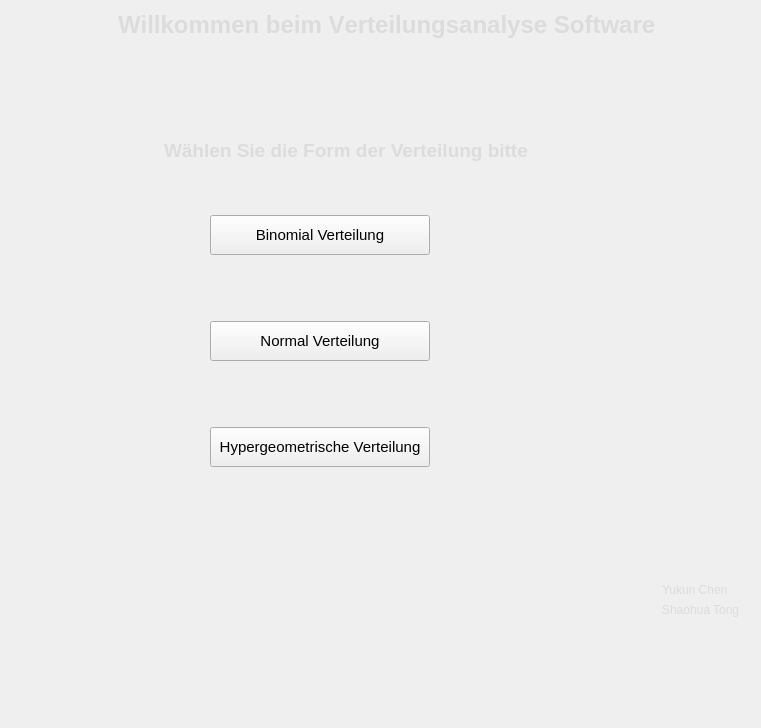
ShaohuaTong/Verteilung_Analyse, file uiView/coverWithoutBackground.ui: the form before one commit.
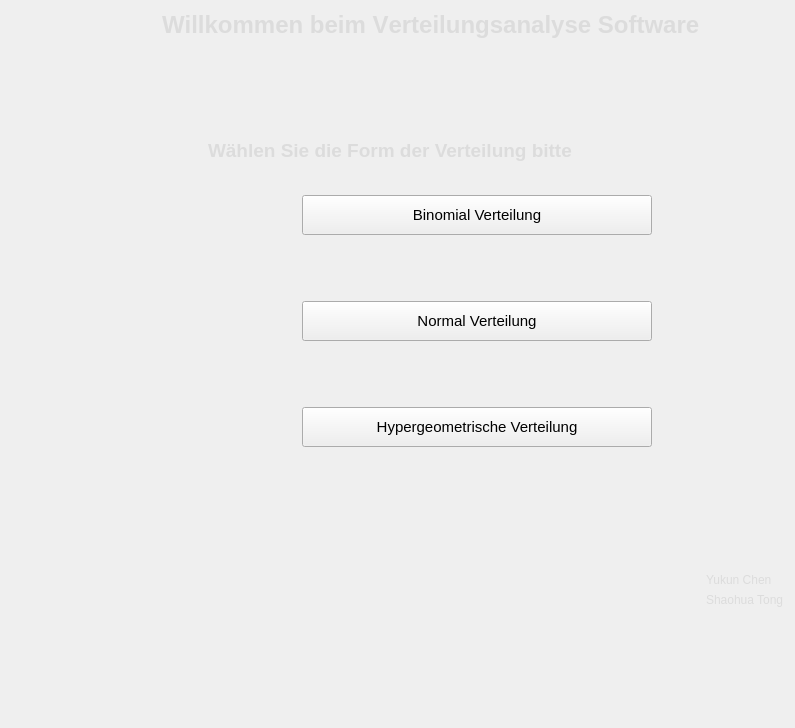
The form after the commit. Icons and pictures are not drawn.

```diff
--- a/uiView/coverWithoutBackground.ui
+++ b/uiView/coverWithoutBackground.ui
@@ -6,7 +6,7 @@
    <rect>
     <x>0</x>
     <y>0</y>
-    <width>761</width>
+    <width>795</width>
     <height>728</height>
    </rect>
   </property>
@@ -14,135 +14,20 @@
    <string>Form</string>
   </property>
   <layout class="QGridLayout" name="gridLayout">
-   <item row="0" column="0">
-    <spacer name="horizontalSpacer_10">
+   <item row="4" column="3">
+    <spacer name="verticalSpacer_2">
      <property name="orientation">
-      <enum>Qt::Horizontal</enum>
+      <enum>Qt::Vertical</enum>
      </property>
      <property name="sizeHint" stdset="0">
       <size>
-       <width>98</width>
-       <height>20</height>
+       <width>20</width>
+       <height>40</height>
       </size>
      </property>
     </spacer>
    </item>
-   <item row="0" column="1" rowspan="2" colspan="3">
-    <layout class="QFormLayout" name="formLayout">
-     <item row="2" column="0">
-      <spacer name="horizontalSpacer">
-       <property name="orientation">
-        <enum>Qt::Horizontal</enum>
-       </property>
-       <property name="sizeHint" stdset="0">
-        <size>
-         <width>40</width>
-         <height>20</height>
-        </size>
-       </property>
-      </spacer>
-     </item>
-     <item row="2" column="1">
-      <widget class="QLabel" name="label_6">
-       <property name="font">
-        <font>
-         <family>Arial</family>
-         <pointsize>14</pointsize>
-         <weight>75</weight>
-         <bold>true</bold>
-        </font>
-       </property>
-       <property name="styleSheet">
-        <string notr="true">QLabel#label_6{
-color:rgb(220, 220, 220)
-
-}</string>
-       </property>
-       <property name="text">
-        <string>Wählen Sie die Form der Verteilung bitte </string>
-       </property>
-      </widget>
-     </item>
-     <item row="0" column="0" colspan="2">
-      <widget class="QLabel" name="label_2">
-       <property name="font">
-        <font>
-         <family>Arial</family>
-         <pointsize>18</pointsize>
-         <weight>75</weight>
-         <italic>false</italic>
-         <bold>true</bold>
-         <underline>false</underline>
-         <strikeout>false</strikeout>
-         <kerning>false</kerning>
-        </font>
-       </property>
-       <property name="styleSheet">
-        <string notr="true">QLabel#label_2{
-color:rgb(220, 220, 220)
-
-}</string>
-       </property>
-       <property name="text">
-        <string>Willkommen beim Verteilungsanalyse Software</string>
-       </property>
-      </widget>
-     </item>
-     <item row="1" column="0" colspan="2">
-      <spacer name="verticalSpacer">
-       <property name="orientation">
-        <enum>Qt::Vertical</enum>
-       </property>
-       <property name="sizeHint" stdset="0">
-        <size>
-         <width>492</width>
-         <height>68</height>
-        </size>
-       </property>
-      </spacer>
-     </item>
-    </layout>
-   </item>
-   <item row="1" column="0">
-    <spacer name="horizontalSpacer_2">
-     <property name="orientation">
-      <enum>Qt::Horizontal</enum>
-     </property>
-     <property name="sizeHint" stdset="0">
-      <size>
-       <width>98</width>
-       <height>125</height>
-      </size>
-     </property>
-    </spacer>
-   </item>
-   <item row="2" column="5">
-    <spacer name="horizontalSpacer_3">
-     <property name="orientation">
-      <enum>Qt::Horizontal</enum>
-     </property>
-     <property name="sizeHint" stdset="0">
-      <size>
-       <width>76</width>
-       <height>20</height>
-      </size>
-     </property>
-    </spacer>
-   </item>
-   <item row="3" column="2" colspan="2">
-    <spacer name="horizontalSpacer_6">
-     <property name="orientation">
-      <enum>Qt::Horizontal</enum>
-     </property>
-     <property name="sizeHint" stdset="0">
-      <size>
-       <width>294</width>
-       <height>17</height>
-      </size>
-     </property>
-    </spacer>
-   </item>
-   <item row="4" column="0">
+   <item row="3" column="0">
     <spacer name="horizontalSpacer_4">
      <property name="orientation">
       <enum>Qt::Horizontal</enum>
@@ -155,10 +40,49 @@
      </property>
     </spacer>
    </item>
-   <item row="4" column="2" colspan="2">
+   <item row="5" column="0">
+    <spacer name="horizontalSpacer_5">
+     <property name="orientation">
+      <enum>Qt::Horizontal</enum>
+     </property>
+     <property name="sizeHint" stdset="0">
+      <size>
+       <width>174</width>
+       <height>20</height>
+      </size>
+     </property>
+    </spacer>
+   </item>
+   <item row="5" column="2">
+    <spacer name="horizontalSpacer_7">
+     <property name="orientation">
+      <enum>Qt::Horizontal</enum>
+     </property>
+     <property name="sizeHint" stdset="0">
+      <size>
+       <width>209</width>
+       <height>20</height>
+      </size>
+     </property>
+    </spacer>
+   </item>
+   <item row="3" column="2" colspan="2">
     <layout class="QVBoxLayout" name="verticalLayout">
      <item>
       <layout class="QHBoxLayout" name="horizontalLayout">
+       <item>
+        <spacer name="horizontalSpacer_14">
+         <property name="orientation">
+          <enum>Qt::Horizontal</enum>
+         </property>
+         <property name="sizeHint" stdset="0">
+          <size>
+           <width>40</width>
+           <height>20</height>
+          </size>
+         </property>
+        </spacer>
+       </item>
        <item>
         <widget class="QPushButton" name="pushButton_2">
          <property name="minimumSize">
@@ -211,13 +135,13 @@
         <widget class="QPushButton" name="pushButton_binomail">
          <property name="minimumSize">
           <size>
-           <width>220</width>
+           <width>350</width>
            <height>40</height>
           </size>
          </property>
          <property name="maximumSize">
           <size>
-           <width>220</width>
+           <width>350</width>
            <height>40</height>
           </size>
          </property>
@@ -264,6 +188,19 @@
      </item>
      <item>
       <layout class="QHBoxLayout" name="horizontalLayout_2">
+       <item>
+        <spacer name="horizontalSpacer_15">
+         <property name="orientation">
+          <enum>Qt::Horizontal</enum>
+         </property>
+         <property name="sizeHint" stdset="0">
+          <size>
+           <width>40</width>
+           <height>20</height>
+          </size>
+         </property>
+        </spacer>
+       </item>
        <item>
         <widget class="QPushButton" name="pushButton_3">
          <property name="minimumSize">
@@ -307,13 +244,13 @@
         <widget class="QPushButton" name="pushButton_normal">
          <property name="minimumSize">
           <size>
-           <width>220</width>
+           <width>350</width>
            <height>40</height>
           </size>
          </property>
          <property name="maximumSize">
           <size>
-           <width>220</width>
+           <width>350</width>
            <height>40</height>
           </size>
          </property>
@@ -360,6 +297,19 @@
      </item>
      <item>
       <layout class="QHBoxLayout" name="horizontalLayout_3">
+       <item>
+        <spacer name="horizontalSpacer_16">
+         <property name="orientation">
+          <enum>Qt::Horizontal</enum>
+         </property>
+         <property name="sizeHint" stdset="0">
+          <size>
+           <width>40</width>
+           <height>20</height>
+          </size>
+         </property>
+        </spacer>
+       </item>
        <item>
         <widget class="QPushButton" name="pushButton">
          <property name="maximumSize">
@@ -397,13 +347,13 @@
         <widget class="QPushButton" name="pushButton_4">
          <property name="minimumSize">
           <size>
-           <width>220</width>
+           <width>350</width>
            <height>40</height>
           </size>
          </property>
          <property name="maximumSize">
           <size>
-           <width>220</width>
+           <width>350</width>
            <height>40</height>
           </size>
          </property>
@@ -435,7 +385,109 @@
      </item>
     </layout>
    </item>
-   <item row="4" column="4">
+   <item row="2" column="2" colspan="2">
+    <spacer name="horizontalSpacer_6">
+     <property name="orientation">
+      <enum>Qt::Horizontal</enum>
+     </property>
+     <property name="sizeHint" stdset="0">
+      <size>
+       <width>294</width>
+       <height>17</height>
+      </size>
+     </property>
+    </spacer>
+   </item>
+   <item row="1" column="0">
+    <spacer name="horizontalSpacer_2">
+     <property name="orientation">
+      <enum>Qt::Horizontal</enum>
+     </property>
+     <property name="sizeHint" stdset="0">
+      <size>
+       <width>136</width>
+       <height>125</height>
+      </size>
+     </property>
+    </spacer>
+   </item>
+   <item row="0" column="1" rowspan="2" colspan="3">
+    <layout class="QFormLayout" name="formLayout">
+     <item row="2" column="0">
+      <spacer name="horizontalSpacer">
+       <property name="orientation">
+        <enum>Qt::Horizontal</enum>
+       </property>
+       <property name="sizeHint" stdset="0">
+        <size>
+         <width>40</width>
+         <height>20</height>
+        </size>
+       </property>
+      </spacer>
+     </item>
+     <item row="2" column="1">
+      <widget class="QLabel" name="label_6">
+       <property name="font">
+        <font>
+         <family>Arial</family>
+         <pointsize>14</pointsize>
+         <weight>75</weight>
+         <bold>true</bold>
+        </font>
+       </property>
+       <property name="styleSheet">
+        <string notr="true">QLabel#label_6{
+color:rgb(220, 220, 220)
+
+}</string>
+       </property>
+       <property name="text">
+        <string>Wählen Sie die Form der Verteilung bitte </string>
+       </property>
+      </widget>
+     </item>
+     <item row="0" column="0" colspan="2">
+      <widget class="QLabel" name="label_2">
+       <property name="font">
+        <font>
+         <family>Arial</family>
+         <pointsize>18</pointsize>
+         <weight>75</weight>
+         <italic>false</italic>
+         <bold>true</bold>
+         <underline>false</underline>
+         <strikeout>false</strikeout>
+         <kerning>false</kerning>
+        </font>
+       </property>
+       <property name="styleSheet">
+        <string notr="true">QLabel#label_2{
+color:rgb(220, 220, 220)
+
+}</string>
+       </property>
+       <property name="text">
+        <string>Willkommen beim Verteilungsanalyse Software</string>
+       </property>
+      </widget>
+     </item>
+     <item row="1" column="0" colspan="2">
+      <spacer name="verticalSpacer">
+       <property name="orientation">
+        <enum>Qt::Vertical</enum>
+       </property>
+       <property name="sizeHint" stdset="0">
+        <size>
+         <width>492</width>
+         <height>68</height>
+        </size>
+       </property>
+      </spacer>
+     </item>
+    </layout>
+   </item>
+   <item row="3" column="4">
     <spacer name="horizontalSpacer_9">
      <property name="orientation">
       <enum>Qt::Horizontal</enum>
@@ -448,46 +500,46 @@
      </property>
     </spacer>
    </item>
-   <item row="5" column="3">
-    <spacer name="verticalSpacer_2">
+   <item row="5" column="5">
+    <spacer name="horizontalSpacer_8">
+     <property name="orientation">
+      <enum>Qt::Horizontal</enum>
+     </property>
+     <property name="sizeHint" stdset="0">
+      <size>
+       <width>18</width>
+       <height>20</height>
+      </size>
+     </property>
+    </spacer>
+   </item>
+   <item row="6" column="1">
+    <spacer name="verticalSpacer_5">
      <property name="orientation">
       <enum>Qt::Vertical</enum>
      </property>
      <property name="sizeHint" stdset="0">
       <size>
        <width>20</width>
-       <height>40</height>
+       <height>68</height>
       </size>
      </property>
     </spacer>
    </item>
-   <item row="6" column="0">
-    <spacer name="horizontalSpacer_5">
+   <item row="0" column="0">
+    <spacer name="horizontalSpacer_10">
      <property name="orientation">
       <enum>Qt::Horizontal</enum>
      </property>
      <property name="sizeHint" stdset="0">
       <size>
-       <width>174</width>
+       <width>136</width>
        <height>20</height>
       </size>
      </property>
     </spacer>
    </item>
-   <item row="6" column="2">
-    <spacer name="horizontalSpacer_7">
-     <property name="orientation">
-      <enum>Qt::Horizontal</enum>
-     </property>
-     <property name="sizeHint" stdset="0">
-      <size>
-       <width>209</width>
-       <height>20</height>
-      </size>
-     </property>
-    </spacer>
-   </item>
-   <item row="6" column="4">
+   <item row="5" column="4">
     <layout class="QVBoxLayout" name="verticalLayout_2">
      <item>
       <widget class="QLabel" name="label_3">
@@ -527,32 +579,6 @@
      </item>
     </layout>
    </item>
-   <item row="6" column="5">
-    <spacer name="horizontalSpacer_8">
-     <property name="orientation">
-      <enum>Qt::Horizontal</enum>
-     </property>
-     <property name="sizeHint" stdset="0">
-      <size>
-       <width>1</width>
-       <height>20</height>
-      </size>
-     </property>
-    </spacer>
-   </item>
-   <item row="7" column="1">
-    <spacer name="verticalSpacer_5">
-     <property name="orientation">
-      <enum>Qt::Vertical</enum>
-     </property>
-     <property name="sizeHint" stdset="0">
-      <size>
-       <width>20</width>
-       <height>68</height>
-      </size>
-     </property>
-    </spacer>
-   </item>
   </layout>
  </widget>
  <resources>
```
